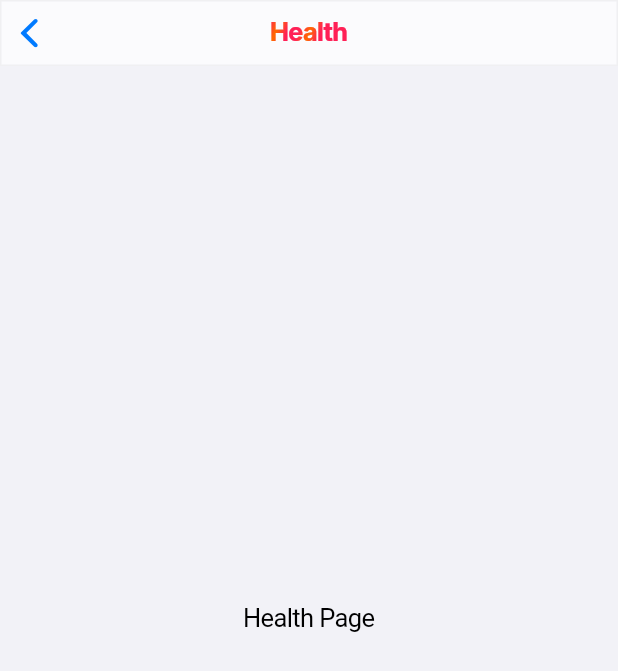
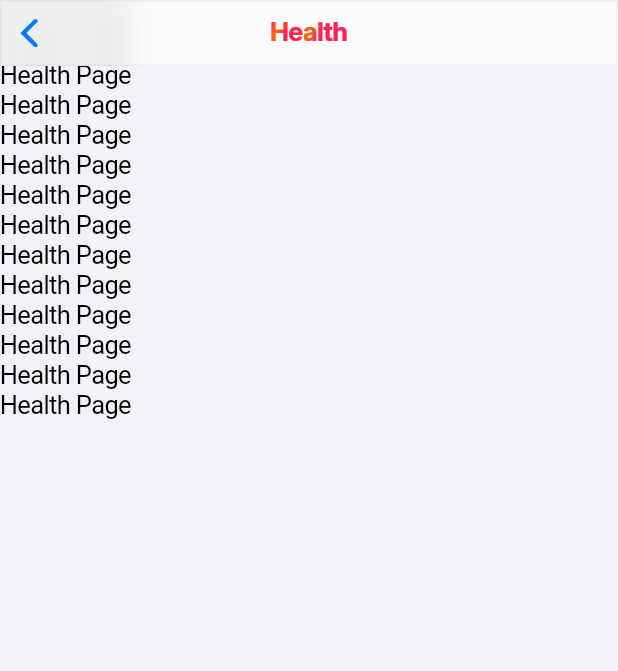
Before and after one commit to PhanBaDu/synchronzie, a Flutter app: the HealthPage screen opened by its route, on a phone screen of 412 x 824 dp. Shown: the top 671 px of the screen. Run offline on Flutter 3.47's test engine with Material 3 defaults, Android fonts, the phone set to English and light mode, and no system bars; our stand-ins replace auto_route, iconsax.

```diff
--- a/lib/features/health/pages/health_page.dart
+++ b/lib/features/health/pages/health_page.dart
@@ -27,7 +27,24 @@ class HealthPage extends StatelessWidget {
           ),
         ),
       ),
-      child: Center(child: Text('Health Page')),
+      child: Column(
+        children: [
+          Text('Health Page'),
+          Text('Health Page'),
+          Text('Health Page'),
+          Text('Health Page'),
+          Text('Health Page'),
+          Text('Health Page'),
+          Text('Health Page'),
+          Text('Health Page'),
+          Text('Health Page'),
+          Text('Health Page'),
+          Text('Health Page'),
+          Text('Health Page'),
+          Text('Health Page'),
+          Text('Health Page'),
+        ],
+      ),
     );
   }
 }
```
Also changed, not shown: lib/features/main_page.dart (+45 -31 lines), lib/features/measure/measure_page.dart (+7 -11 lines), lib/features/navigation_item.dart (deleted, +0 -44 lines).
